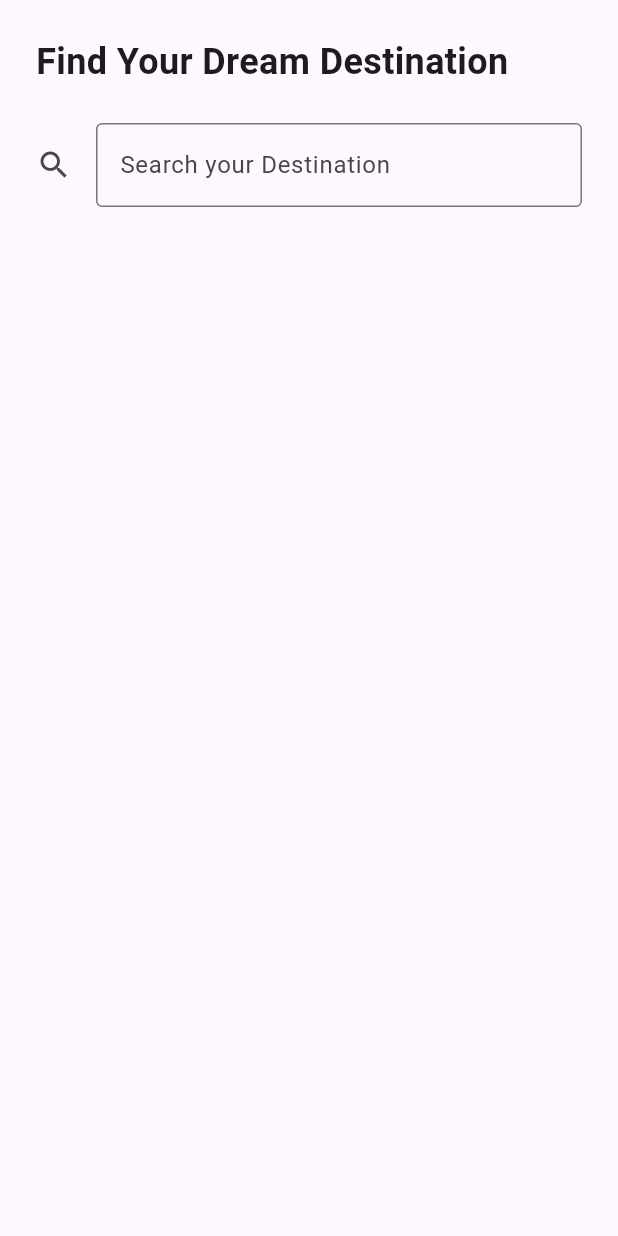
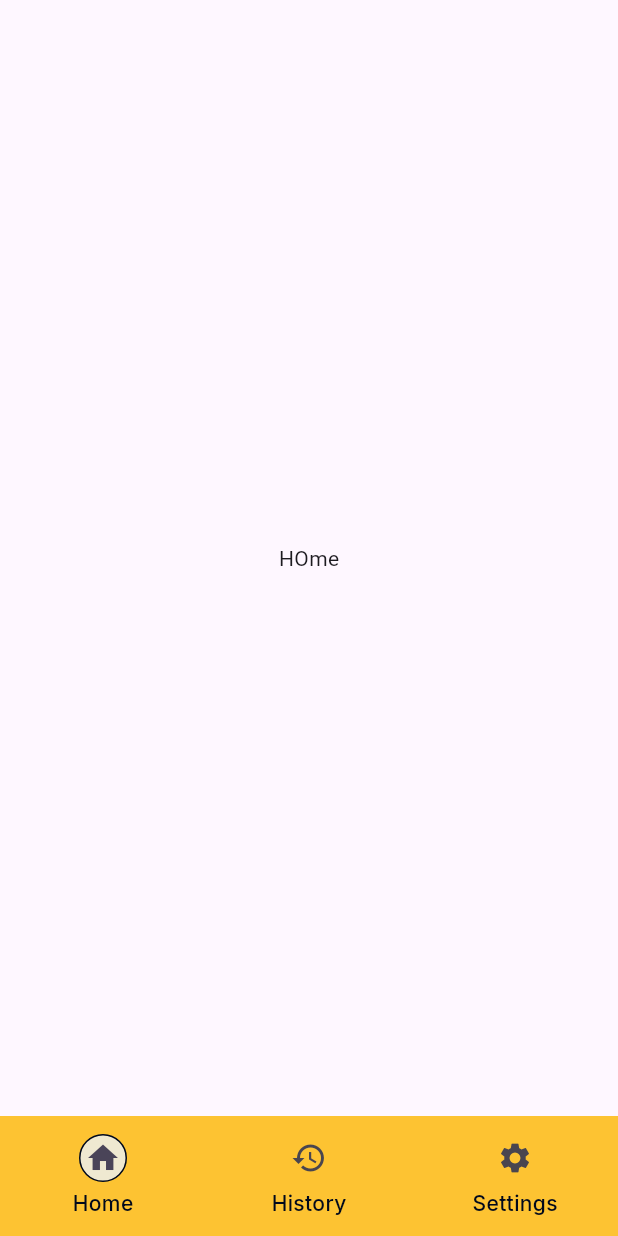
Before and after one commit to ukasyaaah/Flutter-Tiket-Wisata, a Flutter app: the screen it shows after launch, after a tap on "Login", on a phone screen of 412 x 824 dp. Run offline on Flutter 3.47's test engine with Material 3 defaults, Android fonts, the phone set to English and light mode, and no system bars; our stand-ins replace flutter_svg, google_fonts, vector_graphics.

Commit message:
Finished NavBar Widget

```diff
--- a/lib/main.dart
+++ b/lib/main.dart
@@ -1,7 +1,7 @@
 import 'package:flutter/material.dart';
 import 'package:tiket_wisata/constants/color.dart';
 import 'package:tiket_wisata/pages/login_form.dart';
-import 'package:tiket_wisata/pages/main_page.dart';
+import 'package:tiket_wisata/pages/main/main_page.dart';
 import 'package:tiket_wisata/pages/splash_screen.dart';
 
 void main() {
--- a/lib/pages/login_form.dart
+++ b/lib/pages/login_form.dart
@@ -107,7 +107,6 @@ class _LoginFormState extends State<LoginForm> {
                             () => Navigator.of(context).pushNamed('/mainpage'),
                       ),
                       SizedBox(height: 14),
-
                       Row(
                         mainAxisAlignment: MainAxisAlignment.center,
                         children: [
--- /dev/null
+++ b/lib/pages/main/history.dart
@@ -0,0 +1,10 @@
+import 'package:flutter/material.dart';
+
+class History extends StatelessWidget {
+  const History({super.key});
+
+  @override
+  Widget build(BuildContext context) {
+    return MaterialApp(home: Scaffold(body: Center(child: Text('History'))));
+  }
+}
--- /dev/null
+++ b/lib/pages/main/home.dart
@@ -0,0 +1,15 @@
+import 'package:flutter/material.dart';
+
+
+class Home extends StatelessWidget {
+  const Home({super.key});
+
+  @override
+  Widget build(BuildContext context) {
+    return MaterialApp(
+      home: Scaffold(
+        body: Center(child: Text('HOme'),),
+      ),
+    );
+  }
+}
--- /dev/null
+++ b/lib/pages/main/main_page.dart
@@ -0,0 +1,51 @@
+import 'package:flutter/material.dart';
+import 'package:google_fonts/google_fonts.dart';
+import 'package:tiket_wisata/constants/color.dart';
+import 'package:tiket_wisata/pages/main/history.dart';
+import 'package:tiket_wisata/pages/main/home.dart';
+import 'package:tiket_wisata/pages/main/settings.dart';
+import 'package:tiket_wisata/widgets/navbar.dart';
+
+class MainPage extends StatefulWidget {
+  const MainPage({super.key});
+
+  @override
+  State<MainPage> createState() => _MainPageState();
+}
+
+class _MainPageState extends State<MainPage> {
+  int curent = 0;
+
+  List pages = [Home(), History(), Settings()];
+
+  @override
+  void initState() {
+    curent = 0;
+    super.initState();
+  }
+
+  @override
+  Widget build(BuildContext context) {
+    return MaterialApp(
+      home: Scaffold(
+        body: pages[curent],
+
+        bottomNavigationBar: NavBar(
+          curentIndex: curent,
+          onDestination:
+              (value) => setState(() {
+                curent = value;
+              }),
+          destinations: [
+            NavigationDestination(icon: Icon(Icons.home), label: 'Home'),
+            NavigationDestination(icon: Icon(Icons.history), label: 'History'),
+            NavigationDestination(
+              icon: Icon(Icons.settings),
+              label: 'Settings',
+            ),
+          ],
+        ),
+      ),
+    );
+  }
+}
--- /dev/null
+++ b/lib/pages/main/settings.dart
@@ -0,0 +1,10 @@
+import 'package:flutter/material.dart';
+
+class Settings extends StatelessWidget {
+  const Settings({super.key});
+
+  @override
+  Widget build(BuildContext context) {
+    return MaterialApp(home: Scaffold(body: Center(child: Text('Setting'))));
+  }
+}
--- a/lib/pages/main_page.dart
+++ /dev/null
@@ -1,35 +0,0 @@
-import 'package:flutter/material.dart';
-import 'package:tiket_wisata/constants/color.dart';
-
-class MainPage extends StatelessWidget {
-  const MainPage({super.key});
-
-  @override
-  Widget build(BuildContext context) {
-    return MaterialApp(
-      home: Scaffold(
-        body: Padding(
-          padding: const EdgeInsets.all(24.0),
-          child: ListView(
-            children: [
-              Text(
-                'Find Your Dream Destination',
-                style: TextStyle(fontSize: 24, fontWeight: FontWeight.bold),
-              ),
-              SizedBox(height: 24),
-              TextField(
-                decoration: InputDecoration(
-                  icon: Icon(Icons.search),
-                  label: Text('Search your Destination'),
-                  border: OutlineInputBorder(
-                    borderSide: BorderSide(color: MyColors.ternary),
-                  ),
-                ),
-              ),
-            ],
-          ),
-        ),
-      ),
-    );
-  }
-}
--- /dev/null
+++ b/lib/widgets/navbar.dart
@@ -0,0 +1,35 @@
+import 'package:flutter/material.dart';
+import '../constants/color.dart';
+import 'package:google_fonts/google_fonts.dart';
+
+
+
+class NavBar extends StatelessWidget {
+  const NavBar({super.key, required this.curentIndex, required this.onDestination, required this.destinations});
+
+  final int curentIndex;
+  final Function(int) onDestination;
+  final List<NavigationDestination> destinations;
+
+
+  @override
+  Widget build(BuildContext context) {
+    return NavigationBar(
+      selectedIndex: curentIndex,
+      onDestinationSelected: onDestination,
+      backgroundColor: MyColors.ternary,
+      indicatorColor: MyColors.background,
+      indicatorShape: CircleBorder(side: BorderSide(color: MyColors.secondary)),
+      labelTextStyle: WidgetStatePropertyAll(
+        GoogleFonts.inter(
+          color: MyColors.secondary,
+          fontWeight: FontWeight.w500,
+        ),
+      ),
+      overlayColor: WidgetStatePropertyAll(
+        const Color.fromARGB(255, 186, 186, 186),
+      ),
+      destinations:  destinations
+    );
+  }
+}
```
